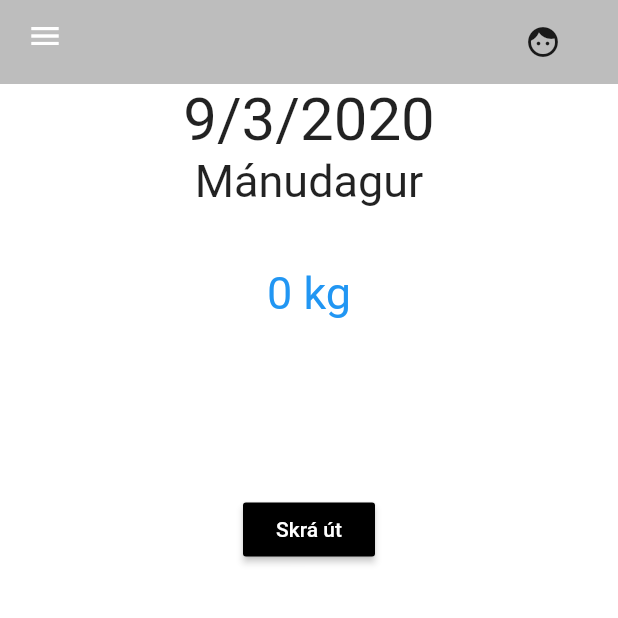
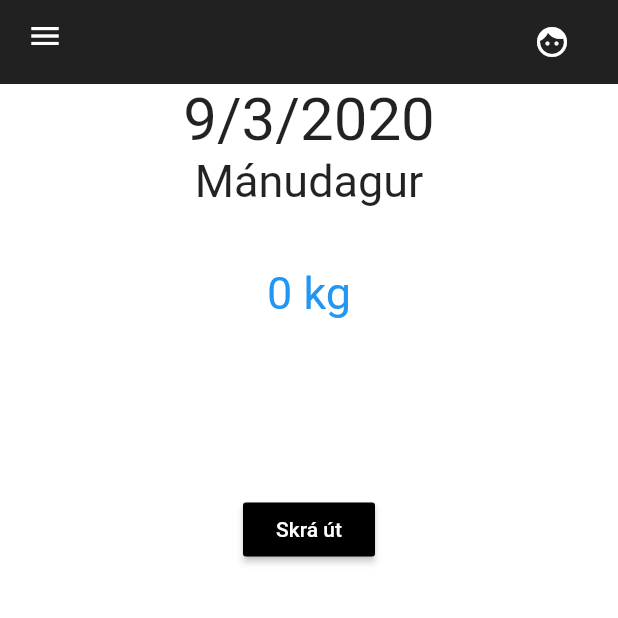
Before and after one commit to Stefant17/Koli, a Flutter app: the screen it shows once a user with an empty profile is signed in, on a phone screen of 412 x 824 dp, the top half of it. Run offline on Flutter 3.47's test engine with Material 2 defaults, Android fonts, the phone set to English and light mode, and no system bars; our stand-ins replace charts_flutter, cloud_firestore, firebase_auth, firebase_storage, font_awesome_flutter; missing offline and left inert: achievement_view; accounts and stored records are empty; network calls fail.

```diff
--- a/lib/main.dart
+++ b/lib/main.dart
@@ -1,5 +1,6 @@
 import 'package:flutter/material.dart';
 import 'package:koli/models/user.dart';
+import 'package:koli/screens/badges/badges.dart';
 import 'package:koli/screens/overview/overview.dart';
 import 'package:koli/screens/statistics/statistics.dart';
 import 'package:koli/screens/wrapper.dart';
@@ -19,6 +20,7 @@ class MyApp extends StatelessWidget {
           '/': (context) => Wrapper(),
           '/Yfirlit': (context) => Overview(),
           '/Tölfræði': (context) => Statistics(),
+          '/Orður': (context) => Badges(),
         },
       ),
     );
--- a/lib/models/badge.dart
+++ b/lib/models/badge.dart
@@ -1,8 +1,8 @@
 class Badge {
   String name;
-  String condition;
-  int conditionValue;
+  String description;
   String dateEarned;
+  String image;
 
-  Badge({ this.name, this.condition, this.conditionValue, this.dateEarned });
+  Badge({ this.name, this.description, this.dateEarned, this.image });
 }
--- a/lib/models/user.dart
+++ b/lib/models/user.dart
@@ -1,5 +1,5 @@
 class User {
   final String uid;
 
-  User({ this.uid, });
+  User({ this.uid });
 }
--- a/lib/models/user_profile.dart
+++ b/lib/models/user_profile.dart
@@ -4,5 +4,7 @@ class UserProfile {
   String lastName;
   int age;
 
-  UserProfile({ this.uid, this.firstName, this.lastName, this.age });
+  int treesPlanted;
+
+  UserProfile({ this.uid, this.firstName, this.lastName, this.age, this.treesPlanted });
 }
--- a/lib/screens/home/home.dart
+++ b/lib/screens/home/home.dart
@@ -1,10 +1,12 @@
 import 'package:flutter/material.dart';
 import 'package:koli/constants/constants.dart';
+import 'package:koli/models/badge.dart';
 import 'package:koli/models/date.dart';
 import 'package:koli/models/user.dart';
 import 'package:koli/models/user_profile.dart';
 import 'package:koli/services/authService.dart';
 import 'package:koli/services/dataService.dart';
+import 'package:koli/shared/achievement_get.dart';
 import 'package:provider/provider.dart';
 import 'package:koli/shared/appbar.dart';
 
@@ -17,21 +19,34 @@ class _HomeState extends State<Home> {
   final AuthService _auth = AuthService();
   var currentDate = DateTime.now();
   var constants = Constants();
+  bool checkedForBadges = false;
 
   Date getCurrentDate() {
     return Date(currentDate);
   }
 
+  Function addNewBadge(Badge badge) {
+    achievementGet(this.context, badge);
+    setState(() {
+      checkedForBadges = false;
+    });
+  }
+
   @override
   Widget build(BuildContext context) {
     final user = Provider.of<User>(context);
-    DatabaseService(uid: user.uid).checkForBadgesEarned();
 
     return StreamBuilder<UserProfile>(
       stream: DatabaseService(uid: user.uid).userProfile,
       builder: (context, snapshot) {
         if(snapshot.hasData) {
           UserProfile userData = snapshot.data;
+
+          if(!checkedForBadges) {
+            DatabaseService(uid: user.uid).awardBadges(this.addNewBadge);
+            checkedForBadges = true;
+          }
+
           return Scaffold(
             backgroundColor: Colors.white,
             appBar: appBar(context),
--- a/lib/shared/appbar.dart
+++ b/lib/shared/appbar.dart
@@ -7,7 +7,7 @@ Widget appBar (var context){
     return AppBar(
       // title: Text('Koli'),
       // centerTitle: true,
-      backgroundColor: Colors.grey[400],
+      backgroundColor: Colors.grey[900],
       elevation: 0.0,
       automaticallyImplyLeading: false,
 
@@ -37,9 +37,11 @@ Widget appBar (var context){
           ),
         ),
 
-        FlatButton.icon(
-          icon: Icon(Icons.face),
-          label: Text(''),
+        FlatButton(
+          child: Icon(
+            Icons.face,
+            color: Colors.white,
+          ),
           onPressed: () {
 
           },
```
Also changed, not shown: lib/screens/badges/badges.dart (added, +36 -0 lines), lib/services/dataService.dart (+99 -13 lines), lib/shared/achievement_get.dart (added, +13 -0 lines), lib/shared/statistics_appbar.dart (+6 -4 lines), lib/views/badge_view.dart (added, +27 -0 lines), pubspec.yaml (+9 -1 lines), assets/images/first_day.png (added), assets/images/first_month.png (added), assets/images/first_year.png (added), assets/images/treehugger_bronze.png (added), assets/images/treehugger_gold.png (added), assets/images/treehugger_silver.png (added), pubspec.lock.
